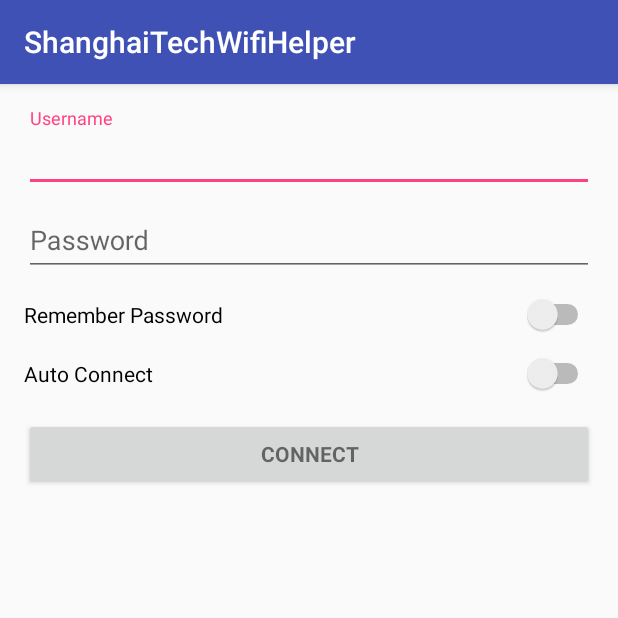
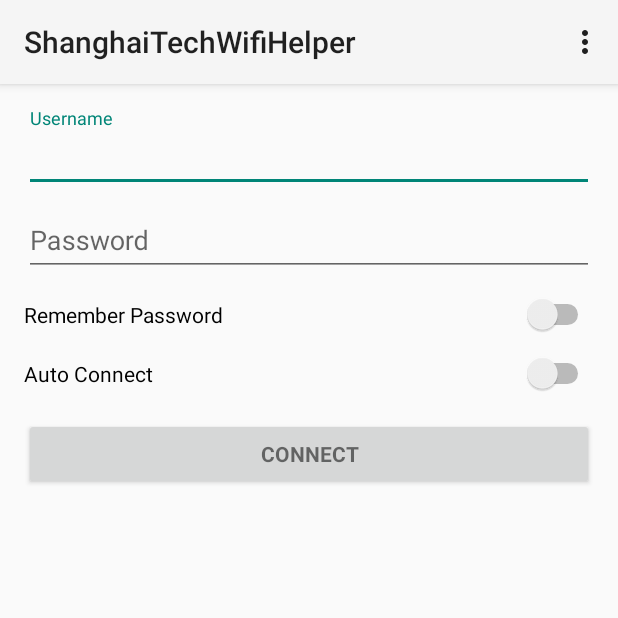
Before and after one commit to zeanzhou/ShanghaitechWifiHelper, an Android app: the screen it shows after launch (LoginActivity), on a phone screen of 412 x 824 dp, the top half of it. Run offline under Robolectric (Android 15) with nearby library versions, the phone set to English and light mode, and no system bars.

Commit message:
Remove ActionBar Add Toolbar to replace ActionBar Add Menu and items Bind Menu to Toolbar

```diff
--- a/app/src/main/AndroidManifest.xml
+++ b/app/src/main/AndroidManifest.xml
@@ -17,10 +17,11 @@
         android:label="@string/app_name"
         android:roundIcon="@mipmap/ic_launcher_round"
         android:supportsRtl="true"
-        android:theme="@style/AppTheme">
+        android:theme="@style/Theme.AppCompat.Light.NoActionBar">
         <activity
             android:name=".LoginActivity"
             android:label="@string/app_name">
+
             <intent-filter>
                 <action android:name="android.intent.action.MAIN" />
 
--- a/app/src/main/java/cn/zhouzean/app/shanghaitechwifihelper/LoginActivity.java
+++ b/app/src/main/java/cn/zhouzean/app/shanghaitechwifihelper/LoginActivity.java
@@ -22,8 +22,11 @@ import android.os.AsyncTask;
 import android.os.Build;
 import android.os.Bundle;
 import android.provider.ContactsContract;
+import android.support.v7.widget.Toolbar;
 import android.text.TextUtils;
 import android.view.KeyEvent;
+import android.view.Menu;
+import android.view.MenuItem;
 import android.view.View;
 import android.view.View.OnClickListener;
 import android.view.inputmethod.EditorInfo;
@@ -99,6 +102,9 @@ public class LoginActivity extends AppCompatActivity implements LoaderCallbacks<
 		Boolean isAutoLogin = preferences.getBoolean("isAutoLogin", false);
 
 		setContentView(R.layout.activity_login);
+		Toolbar myToolbar = (Toolbar) findViewById(R.id.toolbar1);
+		setSupportActionBar(myToolbar);
+
 		// Set up the login form.
 		mUsernameView = (EditText) findViewById(R.id.username);
 
@@ -153,6 +159,8 @@ public class LoginActivity extends AppCompatActivity implements LoaderCallbacks<
 			attemptLogin();
 		else
 			DisplayToast(getString(R.string.message_widget_need_auto_connect), LoginActivity.this);
+
+
 	}
 
 //    private void populateAutoComplete() {
@@ -872,4 +880,23 @@ public class LoginActivity extends AppCompatActivity implements LoaderCallbacks<
 //            });
 //        }
 //    }
+	@Override
+	public boolean onOptionsItemSelected(MenuItem item) {
+		switch (item.getItemId()) {
+			case R.id.action_update:
+				// User chose the "Settings" item, show the app settings UI...
+				return true;
+
+			default:
+				// If we got here, the user's action was not recognized.
+				// Invoke the superclass to handle it.
+				return super.onOptionsItemSelected(item);
+		}
+	}
+	@Override
+	public boolean onCreateOptionsMenu(Menu menu) {
+		// Inflate the menu; this adds items to the action bar if it is present.
+		getMenuInflater().inflate(R.menu.main_menu, menu);
+		return true;
+	}
 }
--- a/app/src/main/res/layout/activity_login.xml
+++ b/app/src/main/res/layout/activity_login.xml
@@ -5,18 +5,35 @@
     xmlns:app="http://schemas.android.com/apk/res-auto"
     android:gravity="center_horizontal"
     android:orientation="vertical"
-    android:paddingBottom="@dimen/activity_vertical_margin"
-    android:paddingLeft="@dimen/activity_horizontal_margin"
-    android:paddingRight="@dimen/activity_horizontal_margin"
-    android:paddingTop="@dimen/activity_vertical_margin"
+
     tools:context="cn.zhouzean.app.shanghaitechwifihelper.LoginActivity">
 
     <!-- Login progress -->
 
+    <android.support.v7.widget.Toolbar
+        android:id="@+id/toolbar1"
+        android:layout_width="match_parent"
+        android:layout_height="?attr/actionBarSize"
+        android:background="?attr/colorPrimary"
+        android:elevation="4dp"
+        android:theme="@style/ThemeOverlay.AppCompat.ActionBar"
+        app:popupTheme="@style/ThemeOverlay.AppCompat.Light" />
+
+    <!--android:minHeight="?attr/actionBarSize"-->
+
+    <RelativeLayout
+        android:layout_width="match_parent"
+        android:layout_height="wrap_content"
+        android:paddingLeft="@dimen/activity_horizontal_margin"
+        android:paddingRight="@dimen/activity_horizontal_margin"
+        android:paddingTop="@dimen/activity_vertical_margin"
+        android:paddingBottom="@dimen/activity_vertical_margin"
+        >
+
         <ProgressBar
             android:id="@+id/login_progress"
             style="?android:attr/progressBarStyleLarge"
-        android:layout_width="wrap_content"
+            android:layout_width="match_parent"
             android:layout_height="wrap_content"
             android:layout_marginBottom="8dp"
             android:visibility="gone" />
@@ -100,4 +117,6 @@
 
             </LinearLayout>
         </ScrollView>
+    </RelativeLayout>
+
 </LinearLayout>
--- /dev/null
+++ b/app/src/main/res/menu/main_menu.xml
@@ -0,0 +1,14 @@
+<menu xmlns:app="http://schemas.android.com/apk/res-auto"
+    xmlns:android="http://schemas.android.com/apk/res/android" >
+
+    <item
+        android:id="@+id/action_update"
+        android:title="@string/menu_update"
+        app:showAsAction="never" />
+
+    <item
+        android:id="@+id/action_about"
+        android:title="@string/menu_about"
+        app:showAsAction="never" />
+
+</menu>
--- a/app/src/main/res/values/strings.xml
+++ b/app/src/main/res/values/strings.xml
@@ -21,4 +21,6 @@
     <string name="message_httpcode_not_200">Fail to connect auth server!</string>
     <string name="message_new_version">New version released</string>
     <string name="prompt_update">Download</string>
+    <string name="menu_update">Update</string>
+    <string name="menu_about">About</string>
 </resources>
```
Also changed, not shown: 1 other file. Lines whose indentation alone changed are shown as unchanged.
